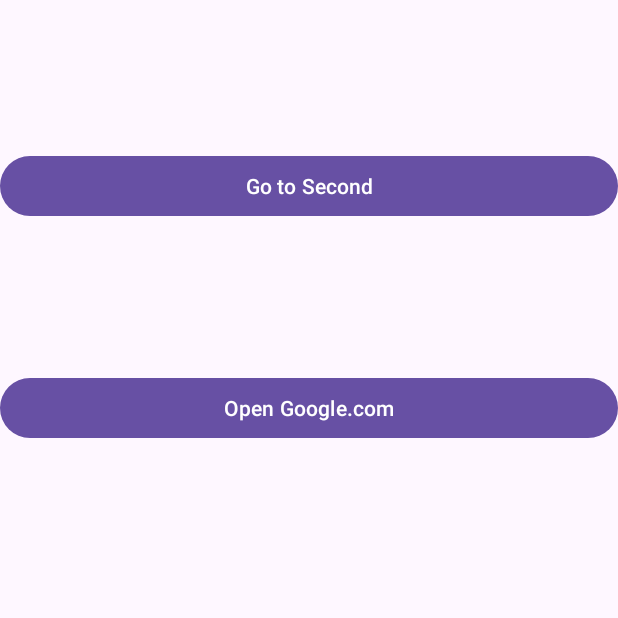
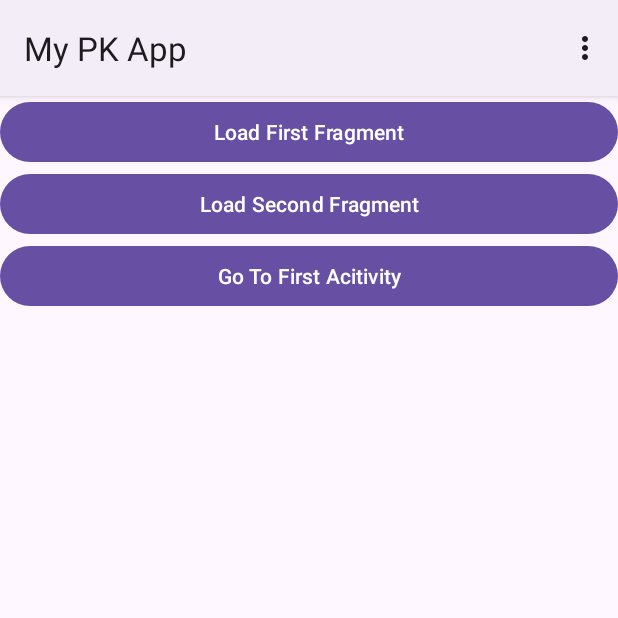
Before and after one commit to dipenghale/android_widgets_and_layouts, an Android app: the screen it shows after launch (FirstActivity before the commit, FragmentActivity after it), on a phone screen of 412 x 824 dp, the top half of it. Run offline under Robolectric (Android 15) with nearby library versions, the phone set to English and light mode, and no system bars.

Commit message:
fragments and menu

```diff
--- a/app/src/main/java/com/example/myveryfirstapp/FirstActivity.java
+++ b/app/src/main/java/com/example/myveryfirstapp/FirstActivity.java
@@ -30,6 +30,11 @@ public class FirstActivity extends AppCompatActivity {
             String url = "https://www.google.com";
             Intent intentbrowser = new Intent(Intent.ACTION_VIEW, Uri.parse(url));
             startActivity(intentbrowser);
+        });
+
+        Button loadfirstfrag = findViewById(R.id.loadfirstfrag);
+        loadfirstfrag.setOnClickListener(v->{
+            getSupportFragmentManager().beginTransaction().replace(R.id.fragmentcontainer,FirstFragment.class,null).commit();
         });
     }
 
--- /dev/null
+++ b/app/src/main/java/com/example/myveryfirstapp/FragmentActivity.java
@@ -0,0 +1,64 @@
+package com.example.myveryfirstapp;
+
+import android.content.Intent;
+import android.os.Bundle;
+import android.view.Menu;
+import android.view.MenuInflater;
+import android.view.MenuItem;
+import android.view.View;
+import android.widget.Button;
+import android.widget.Toast;
+
+import androidx.appcompat.app.AppCompatActivity;
+
+
+public class FragmentActivity extends AppCompatActivity {
+
+    @Override
+    protected void onCreate(Bundle savedInstanceState) {
+        super.onCreate(savedInstanceState);
+
+        setContentView(R.layout.activity_fragment);
+        Button firstbutton = findViewById(R.id.firstfragment);
+        Button secondbutton = findViewById(R.id.secondfragment);
+        Button gotofirst = findViewById(R.id.gotofirst);
+        firstbutton.setOnClickListener(v->{
+            getSupportFragmentManager().beginTransaction()
+                    .replace(R.id.fragmentcontainer, FirstFragment.class, null)
+                    .commit();
+
+
+
+        });
+
+        secondbutton.setOnClickListener(v->{
+            getSupportFragmentManager().beginTransaction()
+                    .replace(R.id.fragmentcontainer, SecondFragment.class, null)
+                    .commit();
+
+        });
+
+        gotofirst.setOnClickListener(v->{
+            Intent intent = new Intent(this,FirstActivity.class);
+            startActivity(intent);
+        });
+
+    }
+
+    @Override
+    public boolean onCreateOptionsMenu(Menu menu){
+        MenuInflater inflater = getMenuInflater();
+        inflater.inflate(R.menu.options_menu,menu);
+        return true;
+    }
+
+    @Override
+    public boolean onOptionsItemSelected(MenuItem item){
+        Toast.makeText(this,"Item Selected: "+ item.getTitle(),Toast.LENGTH_LONG).show();
+        Integer itemid = item.getItemId();
+        if(itemid==0){
+
+        }
+        return true;
+    }
+}
--- /dev/null
+++ b/app/src/main/res/layout/activity_fragment.xml
@@ -0,0 +1,39 @@
+<?xml version="1.0" encoding="utf-8"?>
+<LinearLayout xmlns:android="http://schemas.android.com/apk/res/android"
+    xmlns:tools="http://schemas.android.com/tools"
+    android:id="@+id/main"
+    android:layout_width="match_parent"
+    android:layout_height="match_parent"
+    android:orientation="vertical"
+    tools:context=".FragmentActivity">
+    <Button
+        android:id="@+id/firstfragment"
+        android:layout_width="match_parent"
+        android:layout_height="wrap_content"
+        android:text="Load First Fragment">
+    </Button>
+    <Button
+        android:id="@+id/secondfragment"
+        android:layout_width="match_parent"
+        android:layout_height="wrap_content"
+        android:text="Load Second Fragment">
+    </Button>
+
+    <Button
+        android:id="@+id/gotofirst"
+        android:layout_width="match_parent"
+        android:layout_height="wrap_content"
+        android:text="Go To First Acitivity">
+    </Button>
+
+
+
+    <androidx.fragment.app.FragmentContainerView
+        android:id="@+id/fragmentcontainer"
+        android:layout_width="match_parent"
+        android:layout_height="wrap_content"
+        android:layout_marginTop="5dp">
+
+    </androidx.fragment.app.FragmentContainerView>
+
+</LinearLayout>
--- /dev/null
+++ b/app/src/main/res/menu/options_menu.xml
@@ -0,0 +1,6 @@
+<?xml version="1.0" encoding="utf-8"?>
+<menu xmlns:android="http://schemas.android.com/apk/res/android">
+<item android:id="@+id/print" android:title="Print">Print</item>
+<item android:id="@+id/copy" android:title="Copy">Copy</item>
+<item android:id="@+id/share" android:title="Share">Share</item>
+</menu>
--- a/app/src/main/res/values/strings.xml
+++ b/app/src/main/res/values/strings.xml
@@ -6,4 +6,9 @@
         <item>Bhutan</item>
         <item>Srilanka</item>
     </string-array>
+    <!-- TODO: Remove or change this placeholder text -->
+    <string name="first_blank_fragment">This is first fragment</string>
+    <string name="second_blank_fragment">This is Second fragment</string>
+    <!-- TODO: Remove or change this placeholder text -->
+    <string name="hello_blank_fragment">Hello blank fragment</string>
 </resources>
--- a/app/src/main/res/values/themes.xml
+++ b/app/src/main/res/values/themes.xml
@@ -1,6 +1,6 @@
 <resources xmlns:tools="http://schemas.android.com/tools">
     <!-- Base application theme. -->
-    <style name="Base.Theme.MyVeryFirstApp" parent="Theme.Material3.DayNight.NoActionBar">
+    <style name="Base.Theme.MyVeryFirstApp" parent="Theme.Material3.DayNight">
         <!-- Customize your light theme here. -->
         <!-- <item name="colorPrimary">@color/my_light_primary</item> -->
     </style>
```
Also changed, not shown: app/src/main/AndroidManifest.xml (+8 -3 lines), app/src/main/java/com/example/myveryfirstapp/FirstFragment.java (added, +80 -0 lines), app/src/main/java/com/example/myveryfirstapp/SecondFragment.java (added, +64 -0 lines), app/src/main/java/com/example/myveryfirstapp/ThirdFragment.java (added, +66 -0 lines), app/src/main/res/layout/first_activity.xml (+13 -0 lines), app/src/main/res/layout/fragment_first.xml (added, +21 -0 lines), app/src/main/res/layout/fragment_second.xml (added, +14 -0 lines), app/src/main/res/layout/fragment_third.xml (added, +14 -0 lines).
